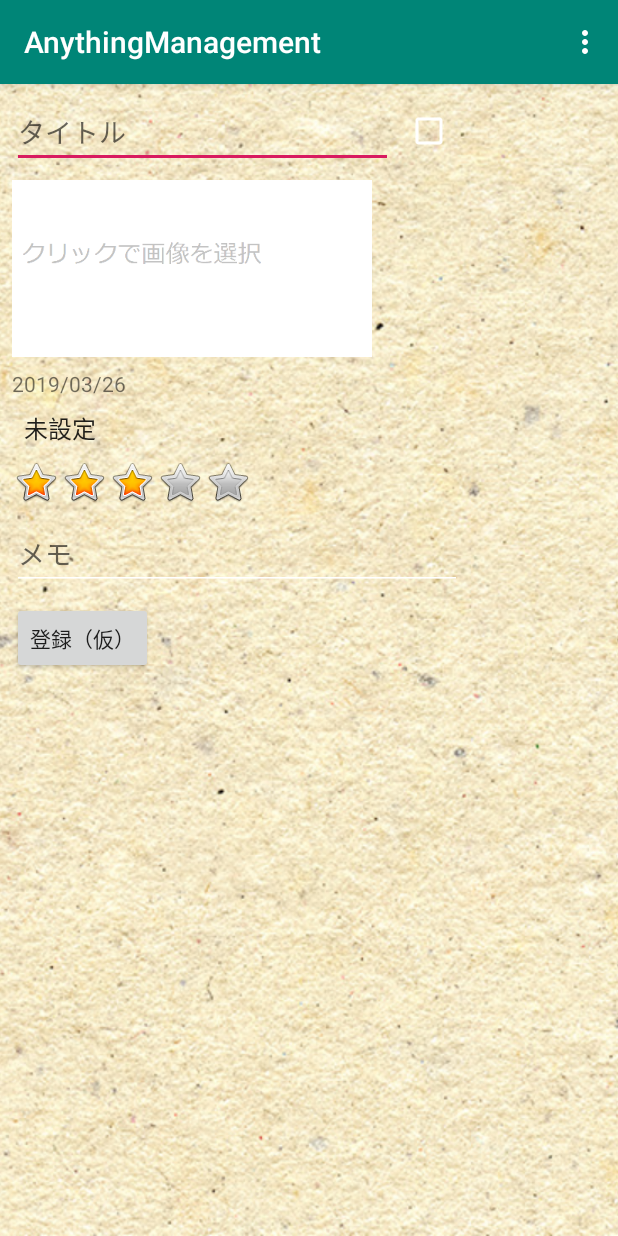
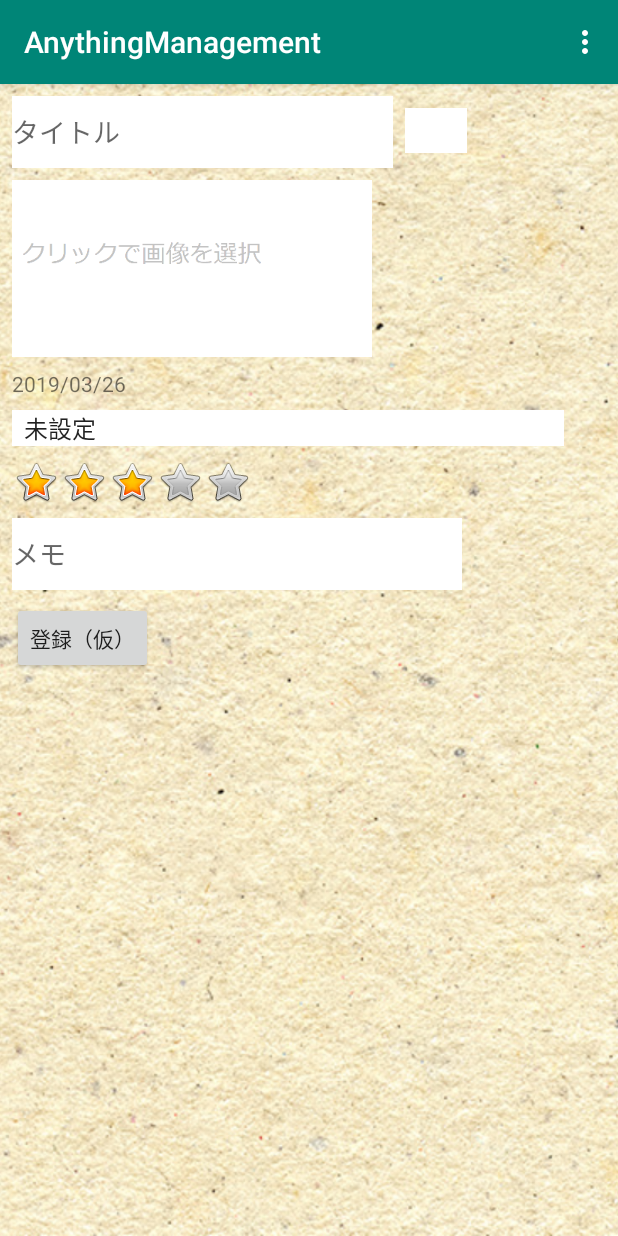
Before and after one commit to AzzFirstGroup/AnythingManagement, an Android app: the screen it shows after launch (DataRegistDetailActivity), after a tap on "データ登録詳細", on a phone screen of 412 x 824 dp. Run offline under Robolectric (Android 15) with nearby library versions, the phone set to English and light mode, and no system bars.

Commit message:
2019/03/26 入力箇所の背景色を白に変更

```diff
--- a/source/app/src/main/java/azz/anythingmanagement/DataRegistDetailActivity.java
+++ b/source/app/src/main/java/azz/anythingmanagement/DataRegistDetailActivity.java
@@ -9,6 +9,7 @@ import android.content.Intent;
 import android.content.pm.PackageManager;
 import android.graphics.Bitmap;
 import android.graphics.BitmapFactory;
+import android.graphics.Color;
 import android.media.MediaScannerConnection;
 import android.net.Uri;
 import android.os.Build;
@@ -82,6 +83,12 @@ public class DataRegistDetailActivity extends AppCompatActivity {
         genreSpinner = (Spinner)findViewById(R.id.genrelist);
         imageButton = (ImageButton)findViewById(R.id.imageSet);
         zumiCheck = (CheckBox)findViewById(R.id.torokucheckBox);
+
+        // 入力要素があるものの背景色を白に変更
+        titleText.setBackgroundColor(Color.WHITE);
+        memoText.setBackgroundColor(Color.WHITE);
+        genreSpinner.setBackgroundColor(Color.WHITE);
+        zumiCheck.setBackgroundColor(Color.WHITE);
 
         // 現在日時の取得
         Date now = new Date(System.currentTimeMillis());
```
